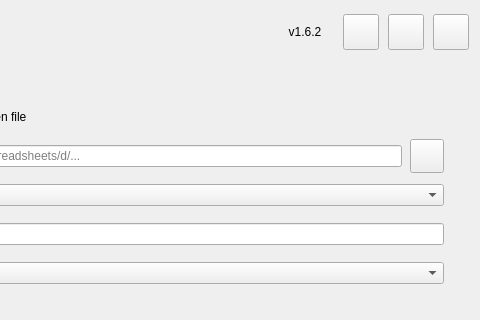
First picture: the form in src/import_localize/ui/forms/main_window.ui, repository longnguy3n/Import-Localize, before the edit; both pictures show x 280 to 760 and y 0 to 320 of the 760 by 936 pixel window.
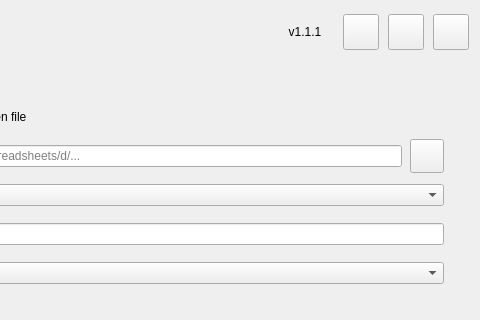
Second picture: the form after the edit.

Patch:
```diff
--- a/src/import_localize/ui/forms/main_window.ui
+++ b/src/import_localize/ui/forms/main_window.ui
@@ -151,7 +151,7 @@
          </size>
         </property>
         <property name="text">
-         <string>v1.6.2</string>
+         <string>v1.1.1</string>
         </property>
         <property name="alignment">
          <set>Qt::AlignmentFlag::AlignCenter</set>
```
